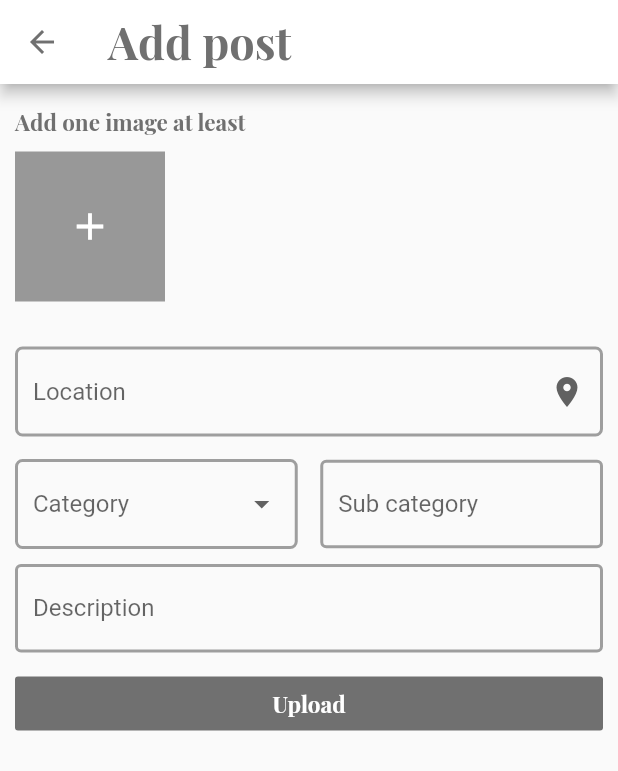
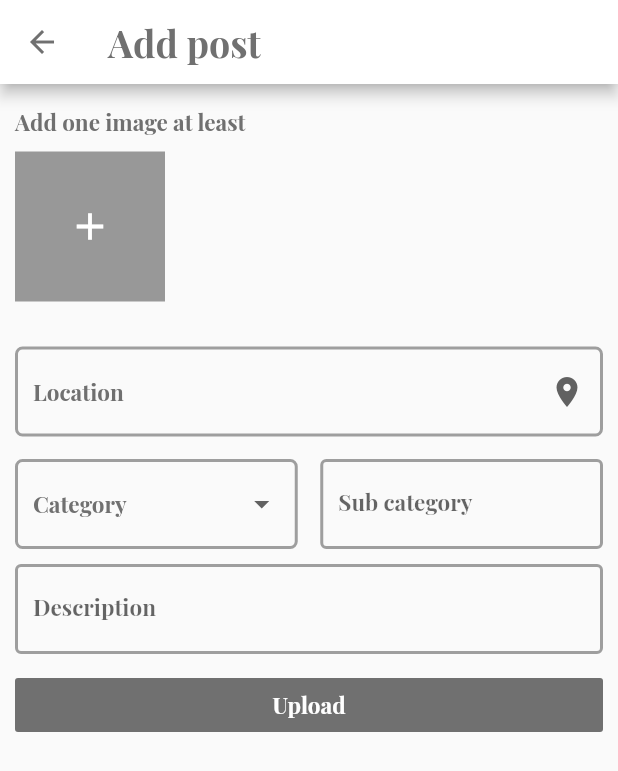
Before and after one commit to RaedGhazal/Give_it, a Flutter app: the screen it shows after launch, after a tap on the "add" icon, on a phone screen of 412 x 824 dp. Shown: the top 771 px of the screen. Run offline on Flutter 3.47's test engine with Material 2 defaults, Android fonts, the phone set to English and light mode, and no system bars; our stand-ins replace file_picker, google_fonts, material_design_icons_flutter.

Commit message:
change font size , add categories to add post'

```diff
--- a/mobile_app/lib/pages/addPostPage.dart
+++ b/mobile_app/lib/pages/addPostPage.dart
@@ -14,7 +14,6 @@ class _AddPostBodyState extends State<AddPostBody> {
   Location location = Location();
 
   String category;
-  List<String> categories = ['text1', 'test2'];
 
   final _descriptionKey = GlobalKey<FormState>();
   final _descriptionController = TextEditingController();
@@ -109,13 +108,20 @@ class _AddPostBodyState extends State<AddPostBody> {
                     flex: 1,
                     child: RoundedDropDownButton(
                       DropdownButton<String>(
-                        hint: Text('Category'),
+                        hint: Text(
+                          'Category',
+                          style: Theme.of(context).textTheme.bodyText1,
+                          overflow: TextOverflow.ellipsis,
+                        ),
                         value: category,
                         items: <DropdownMenuItem<String>>[
                           for (int i = 0; i < categories.length; i++)
                             DropdownMenuItem<String>(
                               value: categories[i],
-                              child: Text(categories[i]),
+                              child: Text(
+                                categories[i],
+                                style: Theme.of(context).textTheme.bodyText1,
+                              ),
                             )
                         ],
                         onChanged: (value) {
--- a/mobile_app/lib/pages/homePage.dart
+++ b/mobile_app/lib/pages/homePage.dart
@@ -41,7 +41,7 @@ class _HomePageState extends State<HomePage> {
             ),
             CategoryWidget(
               asset: 'assets/categories/clothes.jpg',
-              label: 'clothes',
+              label: 'Clothes',
             ),
             CategoryWidget(
               asset: 'assets/categories/electronics.jpg',
--- a/mobile_app/lib/pages/pages.dart
+++ b/mobile_app/lib/pages/pages.dart
@@ -37,3 +37,21 @@ const locations = const <String>[
   "Ma'an",
   'Aqaba',
 ];
+
+// const categories = const <String>[
+//   'furniture',
+//   'clothes',
+//   'electronics',
+//   'books',
+//   'pets accessories',
+//   'tools',
+// ];
+
+const categories = <int, String>{
+  0: 'furniture',
+  1: 'clothes',
+  2: 'electronics',
+  3: 'books',
+  4: 'pets accessories',
+  5: 'tools',
+};
--- a/mobile_app/lib/themes.dart
+++ b/mobile_app/lib/themes.dart
@@ -16,7 +16,7 @@ final defaultTheme = ThemeData(
     ),
     headline6: GoogleFonts.playfairDisplay(
       color: lightGrey,
-      fontSize: 30,
+      fontSize: 35,
       fontWeight: FontWeight.bold,
     ),
   ),
@@ -28,7 +28,7 @@ final defaultTheme = ThemeData(
     textTheme: TextTheme(
       headline6: GoogleFonts.playfairDisplay(
         color: grey,
-        fontSize: 30,
+        fontSize: 25,
         fontWeight: FontWeight.bold,
       ),
     ),
--- a/mobile_app/lib/widgets.dart
+++ b/mobile_app/lib/widgets.dart
@@ -102,13 +102,19 @@ class _PickLocationState extends State<PickLocation> {
     return RoundedDropDownButton(
       DropdownButton<String>(
         icon: Icon(Icons.location_on),
-        hint: Text('Location'),
+        hint: Text(
+          'Location',
+          style: Theme.of(context).textTheme.bodyText1,
+        ),
         value: widget.location.governorate,
         items: <DropdownMenuItem<String>>[
           for (int i = 0; i < locations.length; i++)
             DropdownMenuItem<String>(
               value: locations[i],
-              child: Text(locations[i]),
+              child: Text(
+                locations[i],
+                style: Theme.of(context).textTheme.bodyText1,
+              ),
             )
         ],
         onChanged: (value) {
@@ -143,6 +149,7 @@ class MyForm extends StatelessWidget {
       child: TextFormField(
         controller: controller,
         validator: validator,
+        style: Theme.of(context).textTheme.bodyText1,
         decoration: InputDecoration(
           labelText: labelText,
         ),
@@ -181,9 +188,8 @@ class CategoryWidget extends StatelessWidget {
               asset,
               fit: BoxFit.cover,
             ),
-            Positioned(
-              top: 5,
-              left: 5,
+            Align(
+              alignment: Alignment.bottomCenter,
               child: Chip(
                 label: Text(label),
                 backgroundColor: Colors.white,
```
Also changed, not shown: mobile_app/lib/models/database.dart (+14 -1 lines), mobile_app/lib/pages/postPage.dart (+32 -1 lines).
